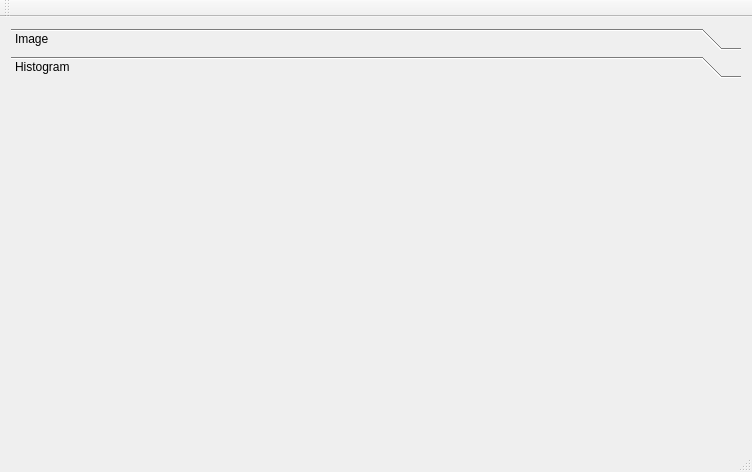
hbarbosa02/ImageProcessing, file Projeto de teste/mainwindow.ui: the form before one commit.
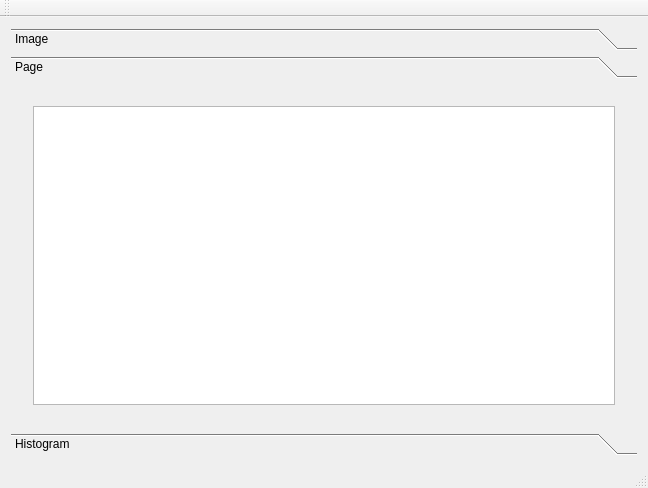
The form after the commit.

```diff
--- a/Projeto de teste/mainwindow.ui
+++ b/Projeto de teste/mainwindow.ui
@@ -6,8 +6,8 @@
    <rect>
     <x>0</x>
     <y>0</y>
-    <width>752</width>
-    <height>472</height>
+    <width>648</width>
+    <height>488</height>
    </rect>
   </property>
   <property name="minimumSize">
@@ -67,13 +67,38 @@
         </item>
        </layout>
       </widget>
+      <widget class="QWidget" name="page_3">
+       <attribute name="label">
+        <string>Page</string>
+       </attribute>
+       <layout class="QGridLayout" name="gridLayout_4">
+        <item row="0" column="0">
+         <widget class="QWidget" name="widget" native="true">
+          <layout class="QGridLayout" name="gridLayout_3">
+           <item row="0" column="0">
+            <widget class="QTextEdit" name="textEdit">
+             <property name="font">
+              <font>
+               <pointsize>5</pointsize>
+              </font>
+             </property>
+             <property name="tabStopWidth">
+              <number>80</number>
+             </property>
+            </widget>
+           </item>
+          </layout>
+         </widget>
+        </item>
+       </layout>
+      </widget>
       <widget class="QWidget" name="page_2">
        <property name="geometry">
         <rect>
          <x>0</x>
          <y>0</y>
-         <width>734</width>
-         <height>347</height>
+         <width>630</width>
+         <height>336</height>
         </rect>
        </property>
        <attribute name="label">
```
Left out of the diff: 6 changed lines with no effect on the pictures.
